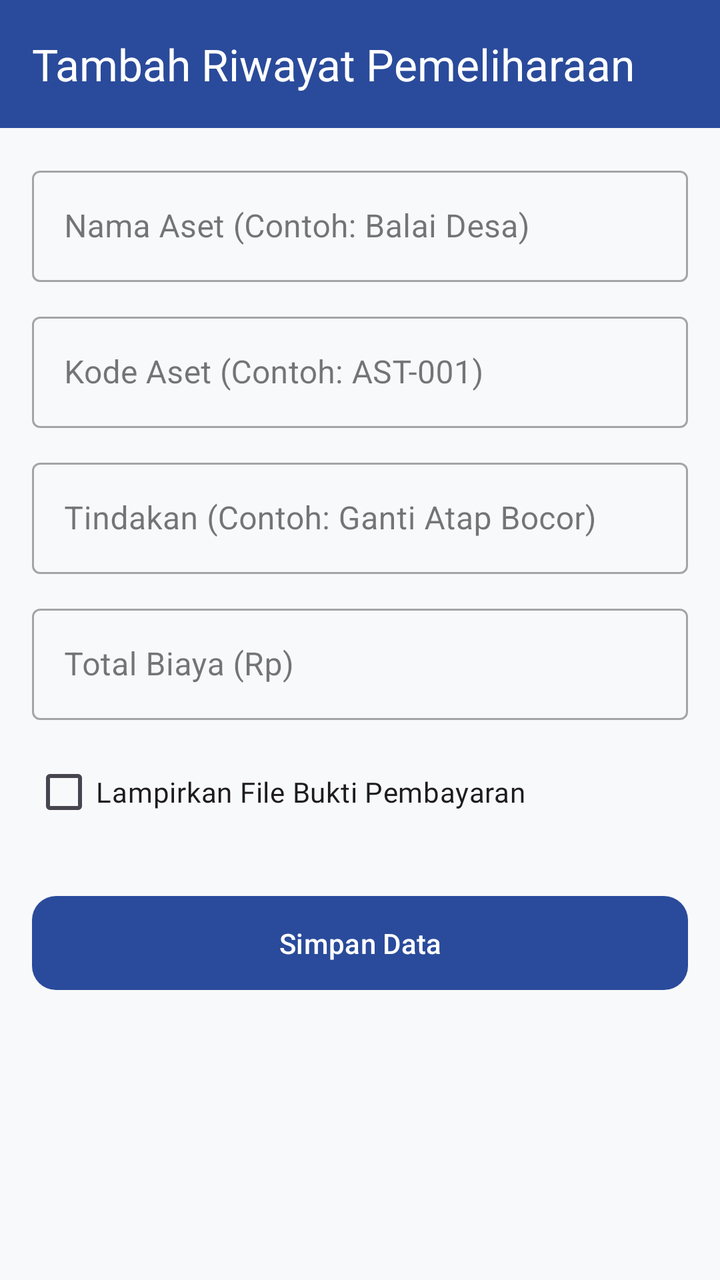
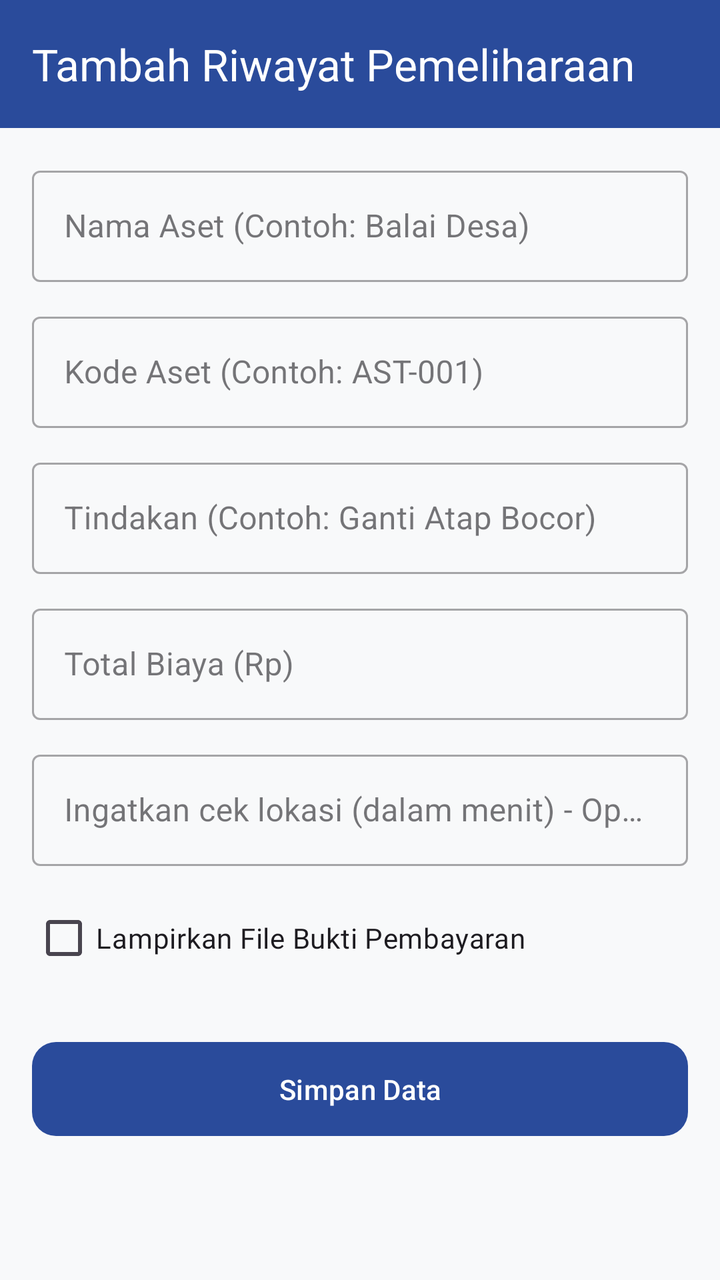

Compare the two renders of this Android layout. The source of the first and the diff that turns it into the second are given below.
<!-- AndroidManifest.xml: application theme Theme.Dzakwanluck -->
<!-- res/layout/activity_pemeliharaan_form.xml -->
<?xml version="1.0" encoding="utf-8"?>
<LinearLayout xmlns:android="http://schemas.android.com/apk/res/android"
    xmlns:app="http://schemas.android.com/apk/res-auto"
    android:layout_width="match_parent"
    android:layout_height="match_parent"
    android:orientation="vertical"
    android:background="#F8F9FA">

    <androidx.appcompat.widget.Toolbar
        android:id="@+id/toolbar"
        android:layout_width="match_parent"
        android:layout_height="?attr/actionBarSize"
        android:background="@color/primary_blue_desa"
        app:title="Tambah Riwayat Pemeliharaan"
        app:titleTextColor="#FFFFFF" />

    <ScrollView
        android:layout_width="match_parent"
        android:layout_height="match_parent"
        android:padding="16dp">

        <LinearLayout
            android:layout_width="match_parent"
            android:layout_height="wrap_content"
            android:orientation="vertical">

            
            <com.google.android.material.textfield.TextInputLayout
                android:layout_width="match_parent"
                android:layout_height="wrap_content"
                style="@style/Widget.MaterialComponents.TextInputLayout.OutlinedBox">
                <com.google.android.material.textfield.TextInputEditText
                    android:id="@+id/etNamaAset"
                    android:layout_width="match_parent"
                    android:layout_height="wrap_content"
                    android:hint="Nama Aset (Contoh: Balai Desa)" />
            </com.google.android.material.textfield.TextInputLayout>

            
            <com.google.android.material.textfield.TextInputLayout
                android:layout_width="match_parent"
                android:layout_height="wrap_content"
                android:layout_marginTop="12dp"
                style="@style/Widget.MaterialComponents.TextInputLayout.OutlinedBox">
                <com.google.android.material.textfield.TextInputEditText
                    android:id="@+id/etKodeAset"
                    android:layout_width="match_parent"
                    android:layout_height="wrap_content"
                    android:hint="Kode Aset (Contoh: AST-001)" />
            </com.google.android.material.textfield.TextInputLayout>

            
            <com.google.android.material.textfield.TextInputLayout
                android:layout_width="match_parent"
                android:layout_height="wrap_content"
                android:layout_marginTop="12dp"
                style="@style/Widget.MaterialComponents.TextInputLayout.OutlinedBox">
                <com.google.android.material.textfield.TextInputEditText
                    android:id="@+id/etTindakan"
                    android:layout_width="match_parent"
                    android:layout_height="wrap_content"
                    android:hint="Tindakan (Contoh: Ganti Atap Bocor)" />
            </com.google.android.material.textfield.TextInputLayout>

            
            <com.google.android.material.textfield.TextInputLayout
                android:layout_width="match_parent"
                android:layout_height="wrap_content"
                android:layout_marginTop="12dp"
                style="@style/Widget.MaterialComponents.TextInputLayout.OutlinedBox">
                <com.google.android.material.textfield.TextInputEditText
                    android:id="@+id/etBiaya"
                    android:layout_width="match_parent"
                    android:layout_height="wrap_content"
                    android:inputType="number"
                    android:hint="Total Biaya (Rp)" />
            </com.google.android.material.textfield.TextInputLayout>

            
            <CheckBox
                android:id="@+id/cbAdaBukti"
                android:layout_width="wrap_content"
                android:layout_height="wrap_content"
                android:layout_marginTop="12dp"
                android:text="Lampirkan File Bukti Pembayaran"
                android:fontFamily="@font/poppins_regular" />

            
            <com.google.android.material.button.MaterialButton
                android:id="@+id/btnSimpanPemeliharaan"
                android:layout_width="match_parent"
                android:layout_height="55dp"
                android:layout_marginTop="24dp"
                android:text="Simpan Data"
                android:textAllCaps="false"
                app:cornerRadius="12dp"
                app:backgroundTint="@color/primary_blue_desa" />
        </LinearLayout>
    </ScrollView>
</LinearLayout>
<!-- resources referenced by this layout -->
<resources>
  <color name="primary_blue_desa">#2A4B9B</color>
  <style name="Theme.Dzakwanluck" parent="Base.Theme.Dzakwanluck" />
  <style name="Base.Theme.Dzakwanluck" parent="Theme.Material3.DayNight.NoActionBar">
          
          
      </style>
</resources>

<!-- the commit's change to res/layout/activity_pemeliharaan_form.xml (unified diff, before → after) -->
@@ -77,6 +77,20 @@
             </com.google.android.material.textfield.TextInputLayout>
 
             
+            <com.google.android.material.textfield.TextInputLayout
+                android:layout_width="match_parent"
+                android:layout_height="wrap_content"
+                android:layout_marginTop="12dp"
+                style="@style/Widget.MaterialComponents.TextInputLayout.OutlinedBox">
+                <com.google.android.material.textfield.TextInputEditText
+                    android:id="@+id/etReminderMenit"
+                    android:layout_width="match_parent"
+                    android:layout_height="wrap_content"
+                    android:inputType="number"
+                    android:hint="Ingatkan cek lokasi (dalam menit) - Opsional" />
+            </com.google.android.material.textfield.TextInputLayout>
+
+            
             <CheckBox
                 android:id="@+id/cbAdaBukti"
                 android:layout_width="wrap_content"
